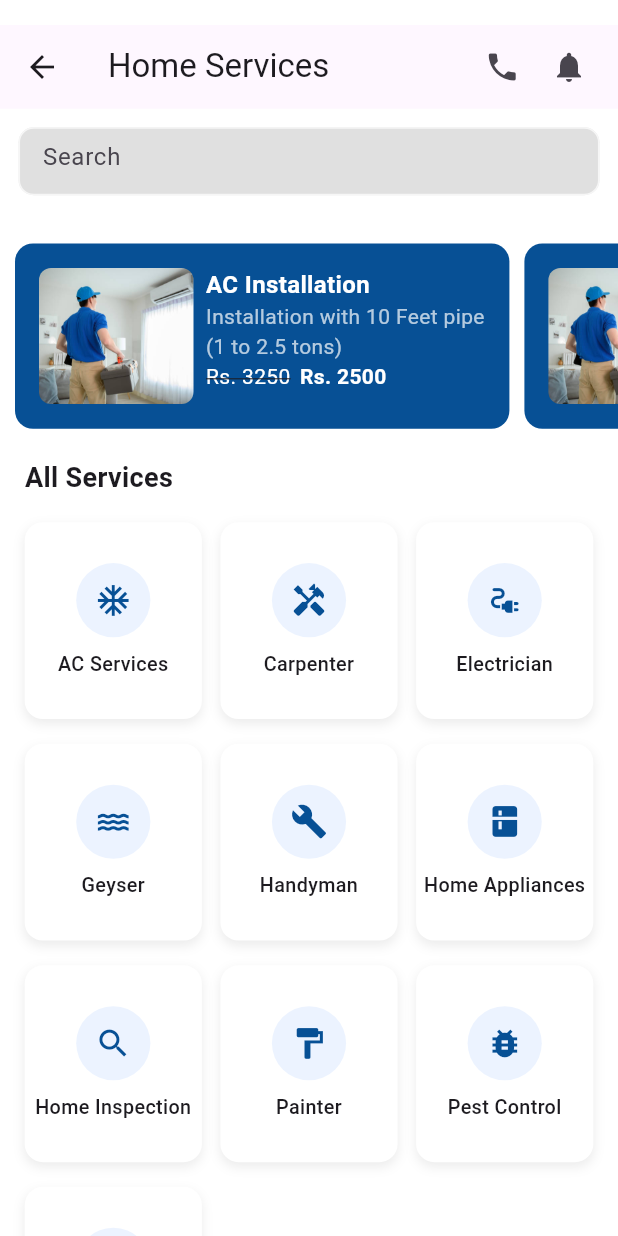
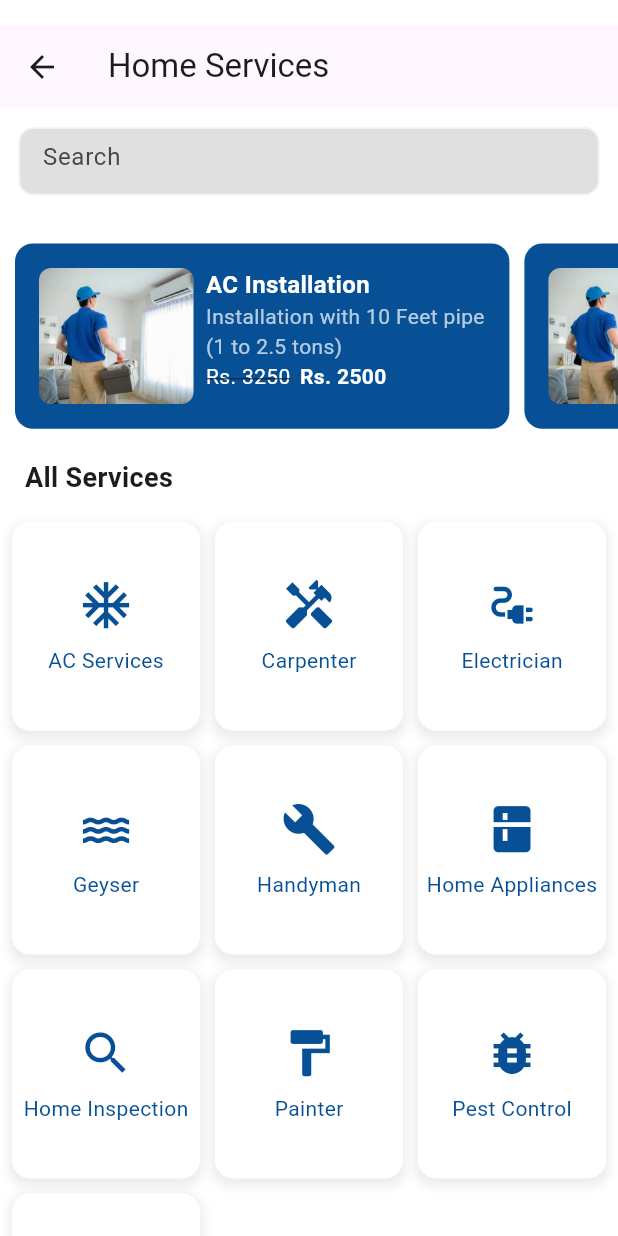
Before and after one commit to adnan098765/service_app, a Flutter app: the HomeServicesScreen screen opened directly, on a phone screen of 412 x 824 dp. Run offline on Flutter 3.47's test engine with Material 3 defaults, Android fonts, the phone set to English and light mode, and no system bars; our stand-ins replace dio, geocoding, geolocator, get, google_maps_flutter, google_places_flutter and 3 more; missing offline and left inert: date_picker_timetable.

Commit message:
Added new features or updates

```diff
--- a/lib/Home/ViewAllServices/home_services_screen.dart
+++ b/lib/Home/ViewAllServices/home_services_screen.dart
@@ -1,43 +1,40 @@
 import 'package:flutter/material.dart';
 import 'package:untitled2/AppColors/app_colors.dart';
-
 import 'package:untitled2/widgets/custom_container.dart';
 import 'package:untitled2/widgets/custom_text.dart';
 
 import 'AcServiceDetails/ac_service_detail_screen.dart';
 import 'most_booked_services.dart';
 
-class HomeServicesScreen extends StatelessWidget {
-  HomeServicesScreen({super.key});
+class HomeServicesScreen extends StatefulWidget {
+  const HomeServicesScreen({super.key});
+
+  @override
+  State<HomeServicesScreen> createState() => _HomeServicesScreenState();
+}
+
+class _HomeServicesScreenState extends State<HomeServicesScreen> {
   final TextEditingController searchController = TextEditingController();
+  int _selectedIndex = -1;
 
-  final List<Map<String, dynamic>> services = [
-    {'name': 'AC Services', 'icon': Icons.ac_unit},
-    {'name': 'Carpenter', 'icon': Icons.handyman},
-    {'name': 'Electrician', 'icon': Icons.electrical_services},
-    {'name': 'Geyser', 'icon': Icons.water},
-    {'name': 'Handyman', 'icon': Icons.build},
-    {'name': 'Home Appliances', 'icon': Icons.kitchen},
-    {'name': 'Home Inspection', 'icon': Icons.search},
-    {'name': 'Painter', 'icon': Icons.format_paint},
-    {'name': 'Pest Control', 'icon': Icons.bug_report},
-    {'name': 'Plumber', 'icon': Icons.plumbing},
+  final List<Map<String, dynamic>> categories = [
+    {'label': 'AC Services', 'icon': Icons.ac_unit},
+    {'label': 'Carpenter', 'icon': Icons.handyman},
+    {'label': 'Electrician', 'icon': Icons.electrical_services},
+    {'label': 'Geyser', 'icon': Icons.water},
+    {'label': 'Handyman', 'icon': Icons.build},
+    {'label': 'Home Appliances', 'icon': Icons.kitchen},
+    {'label': 'Home Inspection', 'icon': Icons.search},
+    {'label': 'Painter', 'icon': Icons.format_paint},
+    {'label': 'Pest Control', 'icon': Icons.bug_report},
+    {'label': 'Plumber', 'icon': Icons.plumbing},
   ];
 
-  // Function to navigate based on index
   void _navigateTo(BuildContext context, int index) {
-    List<Widget> screens = [
-      const ACServiceScreen(),
-      const ACServiceScreen(),
-      const ACServiceScreen(),
-      const ACServiceScreen(),
-      const ACServiceScreen(),
-      const ACServiceScreen(),
-      const ACServiceScreen(),
-      const ACServiceScreen(),
-      const ACServiceScreen(),
-      const ACServiceScreen(),
-    ];
+    List<Widget> screens = List.generate(
+      categories.length,
+          (i) => const ACServiceScreen(), // Replace with actual screens
+    );
 
     if (index < screens.length) {
       Navigator.push(
@@ -49,7 +46,7 @@ class HomeServicesScreen extends StatelessWidget {
         context,
         MaterialPageRoute(
           builder: (context) => ServiceDetailsScreen(
-            serviceName: services[index]['name'],
+            serviceName: categories[index]['label'],
           ),
         ),
       );
@@ -60,6 +57,7 @@ class HomeServicesScreen extends StatelessWidget {
   Widget build(BuildContext context) {
     double height = MediaQuery.of(context).size.height;
     double width = MediaQuery.of(context).size.width;
+
     return Scaffold(
       backgroundColor: AppColors.whiteTheme,
       body: Padding(
@@ -71,16 +69,17 @@ class HomeServicesScreen extends StatelessWidget {
               floating: true,
               pinned: true,
               leading: InkWell(
-                  onTap: (){
+                onTap: () {
                   Navigator.pop(context);
                 },
-                  child: const Icon(Icons.arrow_back)),
-              actions: [
-                Icon(Icons.phone),
-                SizedBox(width: width * 0.05),
-                Icon(Icons.notifications),
-                SizedBox(width: width * 0.05),
-              ],
+                child: const Icon(Icons.arrow_back),
+              ),
+              // actions: [
+              //   const Icon(Icons.phone),
+              //   SizedBox(width: width * 0.05),
+              //   const Icon(Icons.notifications),
+              //   SizedBox(width: width * 0.05),
+              // ],
             ),
             SliverPersistentHeader(
               pinned: true,
@@ -100,63 +99,73 @@ class HomeServicesScreen extends StatelessWidget {
                   ),
                 ),
                 SizedBox(height: height * 0.01),
-                GridView.builder(
-                  padding: EdgeInsets.symmetric(
-                    horizontal: width * 0.04,
-                    vertical: height * 0.01,
+                Padding(
+                  padding: const EdgeInsets.all(8.0),
+                  child: GridView.builder(
+                    shrinkWrap: true,
+                    physics: const NeverScrollableScrollPhysics(),
+                    gridDelegate: const SliverGridDelegateWithFixedCrossAxisCount(
+                      crossAxisCount: 3,
+                      childAspectRatio: 0.9,
+                      crossAxisSpacing: 10,
+                      mainAxisSpacing: 10,
                     ),
-                  physics: const NeverScrollableScrollPhysics(),
-                  shrinkWrap: true,
-                  itemCount: services.length,
-                  gridDelegate: SliverGridDelegateWithFixedCrossAxisCount(
-                    crossAxisCount: 3,
-                    crossAxisSpacing: width * 0.03,
-                    mainAxisSpacing: height * 0.02,
-                    childAspectRatio: 0.9,
-                  ),
+                    itemCount: categories.length,
                     itemBuilder: (context, index) {
+                      bool isSelected = _selectedIndex == index;
                       return GestureDetector(
-                      onTap: () => _navigateTo(context, index),
+                        onTap: () {
+                          setState(() {
+                            _selectedIndex = index;
+                          });
+                          _navigateTo(context, index);
+                        },
                         child: Container(
                           decoration: BoxDecoration(
-                          color: Colors.white,
+                            color: isSelected
+                                ? AppColors.appColor
+                                : AppColors.whiteTheme,
                             borderRadius: BorderRadius.circular(12),
                             boxShadow: [
                               BoxShadow(
                                 color: Colors.grey.withOpacity(0.2),
-                              blurRadius: 6,
+                                spreadRadius: 2,
+                                blurRadius: 5,
                                 offset: const Offset(0, 3),
                               ),
                             ],
+                            gradient: isSelected
+                                ? LinearGradient(
+                              colors: [
+                                AppColors.appColor,
+                                AppColors.darkBlueShade
+                              ],
+                              begin: Alignment.topLeft,
+                              end: Alignment.bottomRight,
+                            )
+                                : null,
                           ),
                           child: Column(
                             mainAxisAlignment: MainAxisAlignment.center,
                             children: [
-                            Container(
-                              width: width * 0.52,
-                              height: height * 0.06,
-                              decoration: BoxDecoration(
-                                color: AppColors.blueAccentColor.withOpacity(0.1),
-                                shape: BoxShape.circle,
+                              Icon(
+                                categories[index]['icon'],
+                                color: isSelected
+                                    ? Colors.white
+                                    : AppColors.appColor,
+                                size: height * 0.045,
                               ),
-                              child: Icon(
-                                services[index]['icon'],
-                                size: height * 0.03,
-                                color: AppColors.appColor,
-                              ),
-                            ),
-                            SizedBox(height: height * 0.01),
-                            Padding(
-                              padding: EdgeInsets.symmetric(horizontal: width * 0.01),
-                              child: Text(
-                                services[index]['name'],
-                                textAlign: TextAlign.center,
+                              SizedBox(height: height * 0.010),
+                              Text(
+                                categories[index]['label'],
                                 style: TextStyle(
-                                  fontSize: height * 0.016,
-                                  fontWeight: FontWeight.w500,
-                                ),
-                                maxLines: 2,
-                                overflow: TextOverflow.ellipsis,
+                                  color: isSelected
+                                      ? Colors.white
+                                      : AppColors.appColor,
+                                  fontWeight: isSelected
+                                      ? FontWeight.bold
+                                      : FontWeight.normal,
+                                  fontSize: 14,
                                 ),
                               ),
                             ],
@@ -165,33 +174,8 @@ class HomeServicesScreen extends StatelessWidget {
                       );
                     },
                   ),
+                ),
                 SizedBox(height: height * 0.02),
-                Padding(
-                  padding: EdgeInsets.symmetric(horizontal: width * 0.04),
-                  child: Card(
-                    child: InkWell(
-                      onTap: () {
-                        // Navigator.push(context, MaterialPageRoute(builder: (context)=>CleaningServiceScreen()));
-                      },
-                      child: CustomContainer(
-                        height: height * 0.07,
-                        width: width * 0.3,
-                        borderRadius: 20,
-                        color: AppColors.blueAccentColor,
-                        child: Row(
-                          mainAxisAlignment: MainAxisAlignment.center,
-                          children: [
-                            CustomText(
-                              text: "Explore cleaning service",
-                              fontWeight: FontWeight.bold,
-                            ),
-                            const Icon(Icons.arrow_forward),
-                          ],
-                        ),
-                      ),
-                    ),
-                  ),
-                ),
                 SizedBox(height: height * 0.03),
               ]),
             ),
@@ -202,7 +186,7 @@ class HomeServicesScreen extends StatelessWidget {
   }
 }
 
-// Persistent Search Bar Delegate
+// Search Bar Delegate
 class _SearchBarDelegate extends SliverPersistentHeaderDelegate {
   final TextEditingController controller;
 
@@ -258,7 +242,7 @@ class _SearchBarDelegate extends SliverPersistentHeaderDelegate {
   bool shouldRebuild(covariant SliverPersistentHeaderDelegate oldDelegate) => false;
 }
 
-// Example Service Details Screen
+// Fallback Detail Screen
 class ServiceDetailsScreen extends StatelessWidget {
   final String serviceName;
 
```
Also changed, not shown: lib/Auth/enter_phone_number.dart (+46 -17 lines), lib/CheckOut/address_selection.dart (+50 -51 lines), lib/CheckOut/check_out_screen.dart (+11 -23 lines), lib/Home/categories_page.dart (+6 -6 lines), lib/Home/home_screen.dart (+1 -6 lines), lib/Splash/splash_screen.dart (+22 -22 lines), assets/images/img_3.png (added), 2 other files. Lines whose indentation alone changed are shown as unchanged.
